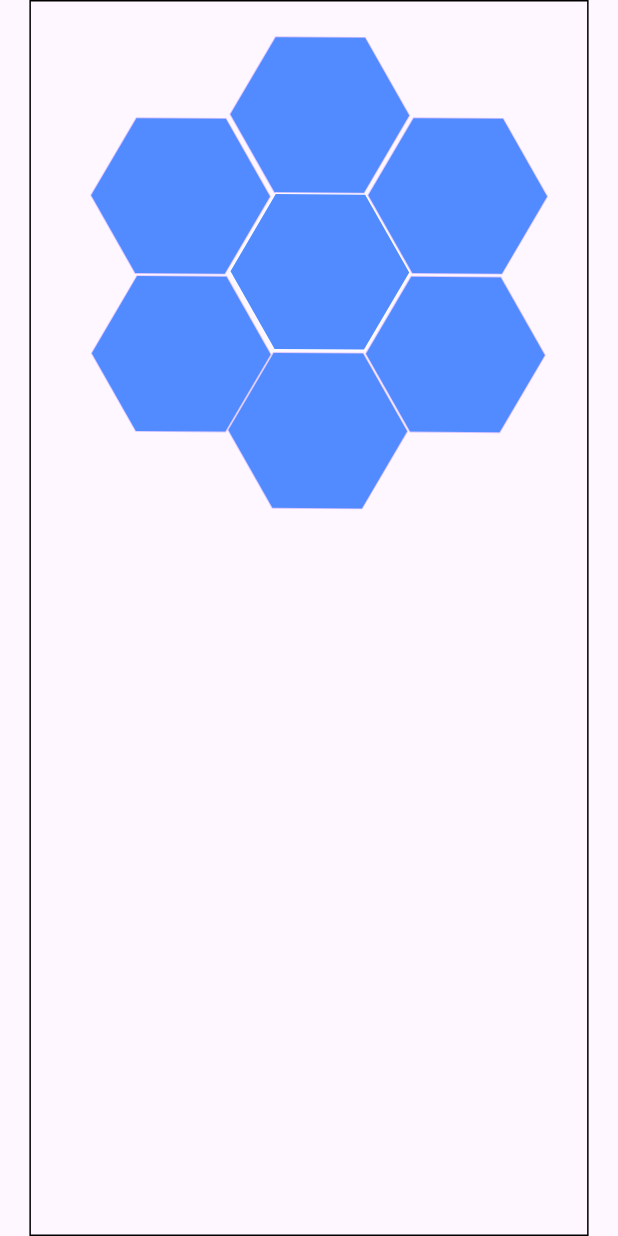
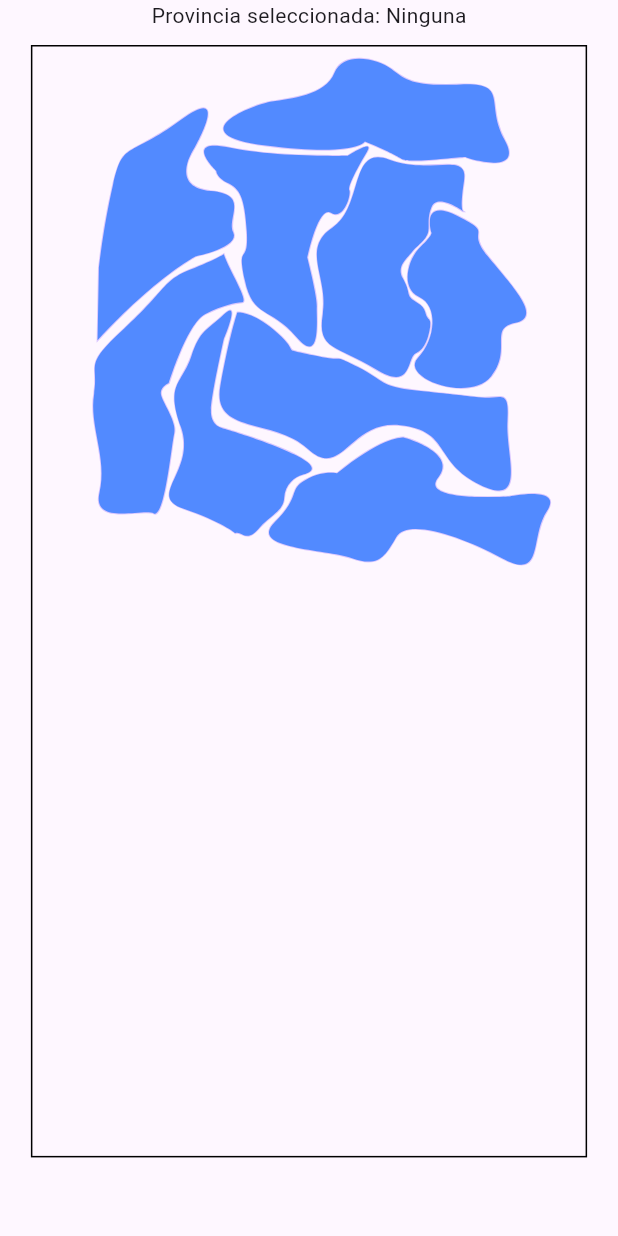
Before and after one commit to PabloSoriaFerrer11/risk_proyect, a Flutter app: the screen it shows after launch, on a phone screen of 412 x 824 dp. Run offline on Flutter 3.47's test engine with Material 3 defaults, Android fonts, the phone set to English and light mode, and no system bars; our stand-ins replace flutter_riverpod, flutter_svg, path_drawing, riverpod.

Commit message:
Mapa irregular, hover y titulo.

```diff
--- a/lib/main.dart
+++ b/lib/main.dart
@@ -1,6 +1,6 @@
 import 'package:flutter/material.dart';
 import 'package:flutter_riverpod/flutter_riverpod.dart';
-import 'package:risk_proyect/presentation/widgets/mapaInteractivo.dart';
+import 'package:risk_proyect/presentation/widgets/pantallaDeJuego.dart';
 
 void main() {
   runApp(const MyApp());
@@ -14,7 +14,7 @@ class MyApp extends StatelessWidget {
   Widget build(BuildContext context) {
     return ProviderScope(
       child: MaterialApp(
-        title: 'Flutter Demo',
+        title: 'Risk Proyect',
         theme: ThemeData(
           colorScheme: ColorScheme.fromSeed(seedColor: Colors.deepPurple),
         ),
--- a/lib/presentation/widgets/mapBuilder.dart
+++ b/lib/presentation/widgets/mapBuilder.dart
@@ -2,7 +2,7 @@ import 'package:flutter/material.dart';
 import 'package:flutter_riverpod/flutter_riverpod.dart';
 import 'package:risk_proyect/data/models/SVGProvincia.dart';
 import 'package:risk_proyect/provider/loadmap_provider.dart';
-import 'package:risk_proyect/provider/mouse_provider.dart';
+import 'package:risk_proyect/provider/ui_provider.dart';
 
 // StreamBuilder o FutureBuilder
 class mapBuilder extends ConsumerWidget {
@@ -40,10 +40,10 @@ class mapBuilder extends ConsumerWidget {
                 (provincia) => provincia.path.contains(adjustedTapPos),
               );
 
-              print("Has clicado en: ${provinciaClicada.label}");
               // Aquí puedes llamar a un notifier para abrir un diálogo,
               // cambiar de pantalla o actualizar un estado de "provincia seleccionada"
-              // ref.read(selectedProvinciaProvider.notifier).state = provinciaClicada;
+              ref.read(selectedProvinciaProvider.notifier).state =
+                  provinciaClicada;
             } catch (e) {
               print("Clic fuera de una provincia");
             }
@@ -66,14 +66,16 @@ class dibujarProvncias extends CustomPainter {
   final Offset? mousePosition;
   dibujarProvncias(this.layers, this.mousePosition);
 
-  Color convertirAColor(String hexColor) {
-    // 1. Limpiamos el string por si trae el '#'
+  Color convertirAColor(String hexColor, {bool opacity = false}) {
     hexColor = hexColor.replaceAll("#", "");
 
-    // 2. Si el string tiene 6 caracteres (RRGGBB),
     // le agregamos el 'FF' al principio para la opacidad
     if (hexColor.length == 6) {
-      hexColor = "FF$hexColor";
+      if (opacity) {
+        hexColor = "CC$hexColor";
+      } else {
+        hexColor = "FF$hexColor";
+      }
     }
 
     // 3. Parseamos el string como hexadecimal (base 16)
@@ -124,7 +126,7 @@ class dibujarProvncias extends CustomPainter {
         );
 
         if (layer.path.contains(adjustedMousePos)) {
-          pincelRelleno.color = Colors.yellowAccent;
+          pincelRelleno.color = convertirAColor(fill, opacity: true);
         }
       }
 
--- a/lib/presentation/widgets/mapaInteractivo.dart
+++ /dev/null
@@ -1,79 +0,0 @@
-import 'package:flutter/material.dart';
-import 'package:flutter_riverpod/flutter_riverpod.dart';
-import 'package:flutter_svg/flutter_svg.dart';
-import 'package:risk_proyect/provider/mouse_provider.dart';
-
-import 'mapBuilder.dart';
-
-class MapaInteractivo extends ConsumerWidget {
-  final String mapId = "mapa_test";
-
-  String provinciaSeleccionada = "Ninguna";
-
-  @override
-  Widget build(BuildContext context, WidgetRef ref) {
-    final screenSize = MediaQuery.of(context).size;
-
-    return Scaffold(
-      body: Column(
-        children: [
-          Expanded(
-            child: Center(
-              child: Container(
-                decoration: BoxDecoration(border: BoxBorder.all()),
-                child: MouseRegion(
-                  onHover: (event) {
-                    ref.read(mousePositionProvider.notifier).state =
-                        event.localPosition;
-                  },
-                  onExit: (_) =>
-                      ref.read(mousePositionProvider.notifier).state = null,
-                  child: Column(
-                    children: [
-                      mapBuilder(
-                        mapId: mapId,
-                        mapWidth: screenSize.width * 0.9,
-                        mapHeight: screenSize.height * 0.7,
-                      ),
-                    ],
-                  ),
-                ),
-              ),
-            ),
-          ),
-        ],
-      ),
-    );
-  }
-}
-
-//Para probar guay pero no sirve
-class SvgImage extends StatelessWidget {
-  const SvgImage({
-    super.key,
-    required this.assetPath,
-    this.width,
-    this.height,
-    this.color,
-    this.fit = BoxFit.contain,
-  });
-
-  final String assetPath;
-  final double? width;
-  final double? height;
-  final Color? color;
-  final BoxFit fit;
-
-  @override
-  Widget build(BuildContext context) {
-    return SvgPicture.asset(
-      assetPath,
-      width: width,
-      height: height,
-      fit: fit,
-      colorFilter: color != null
-          ? ColorFilter.mode(color!, BlendMode.srcIn)
-          : null,
-    );
-  }
-}
--- /dev/null
+++ b/lib/presentation/widgets/pantallaDeJuego.dart
@@ -0,0 +1,83 @@
+import 'package:flutter/material.dart';
+import 'package:flutter_riverpod/flutter_riverpod.dart';
+import 'package:flutter_svg/flutter_svg.dart';
+import 'package:risk_proyect/provider/ui_provider.dart';
+
+import 'mapBuilder.dart';
+
+class MapaInteractivo extends ConsumerWidget {
+  final String mapId = "irregular";
+
+  @override
+  Widget build(BuildContext context, WidgetRef ref) {
+    final screenSize = MediaQuery.of(context).size;
+    var provinciaSeleccionada =
+        ref.watch(selectedProvinciaProvider)?.label ?? "Ninguna";
+
+    return Scaffold(
+      body: Column(
+        children: [
+          Center(child: Text("Provincia seleccionada: $provinciaSeleccionada")),
+          const SizedBox(height: 10),
+          //Expanded( child:
+          Container(
+            width: screenSize.width * 0.9,
+            height: screenSize.height * 0.9,
+            decoration: BoxDecoration(border: BoxBorder.all()),
+            child: Center(
+              child: MouseRegion(
+                onHover: (event) {
+                  ref.read(mousePositionProvider.notifier).state =
+                      event.localPosition;
+                },
+                onExit: (_) =>
+                    ref.read(mousePositionProvider.notifier).state = null,
+                child: Column(
+                  children: [
+                    mapBuilder(
+                      mapId: mapId,
+                      mapWidth: screenSize.width * 0.9,
+                      mapHeight: screenSize.height * 0.8,
+                    ),
+                  ],
+                ),
+              ),
+            ),
+          ),
+          //),
+        ],
+      ),
+    );
+  }
+}
+
+//Para probar guay pero no sirve para lo que vamos a hacer
+class SvgImage extends StatelessWidget {
+  const SvgImage({
+    super.key,
+    required this.assetPath,
+    this.width,
+    this.height,
+    this.color,
+    this.fit = BoxFit.contain,
+  });
+
+  final String assetPath;
+  final double? width;
+  final double? height;
+  final Color? color;
+  final BoxFit fit;
+
+  @override
+  Widget build(BuildContext context) {
+    return SvgPicture.asset(
+      assetPath,
+      width: width,
+      height: height,
+      fit: fit,
+      colorFilter: color != null
+          ? ColorFilter.mode(color!, BlendMode.srcIn)
+          : null,
+    );
+  }
+}
--- a/lib/provider/loadmap_provider.dart
+++ b/lib/provider/loadmap_provider.dart
@@ -18,6 +18,7 @@ final mapaDataProvider = FutureProvider.family<List<SVGProvincia>, String>((
   try {
     svgString = await rootBundle.loadString('assets/data/$mapId.svg');
   } catch (e) {
+    print("Error al cargar el SVG: $e");
     svgString = "";
     return [];
   }
--- a/lib/provider/mouse_provider.dart
+++ /dev/null
@@ -1,6 +0,0 @@
-// Si usas Riverpod
-
-import 'package:flutter/material.dart';
-import 'package:riverpod/legacy.dart';
-
-final mousePositionProvider = StateProvider<Offset?>((ref) => null);
--- /dev/null
+++ b/lib/provider/ui_provider.dart
@@ -0,0 +1,13 @@
+import 'package:flutter/material.dart';
+import 'package:risk_proyect/data/models/SVGProvincia.dart';
+import 'package:riverpod/legacy.dart';
+
+final mousePositionProvider = StateProvider<Offset?>((ref) => null);
+
+// --- ESTADOS DE INTERACCIÓN ---
+
+/// Almacena el ID o el objeto de la provincia que está seleccionada actualmente
+final selectedProvinciaProvider = StateProvider<SVGProvincia?>((ref) => null);
+
+/// Almacena la provincia que tiene el ratón encima (opcional, para tooltips)
+final hoveredProvinciaProvider = StateProvider<SVGProvincia?>((ref) => null);
--- a/pubspec.yaml
+++ b/pubspec.yaml
@@ -69,6 +69,7 @@ flutter:
   assets:
     - assets/data/mapa_test.svg
     - assets/data/mapa_test2.svg
+    - assets/data/irregular.svg
   #   - images/a_dot_ham.jpeg
 
   # An image asset can refer to one or more resolution-specific "variants", see
```
Also changed, not shown: lib/provider/game_logic_provider.dart (added, +18 -0 lines), assets/data/irregular.svg (added).
